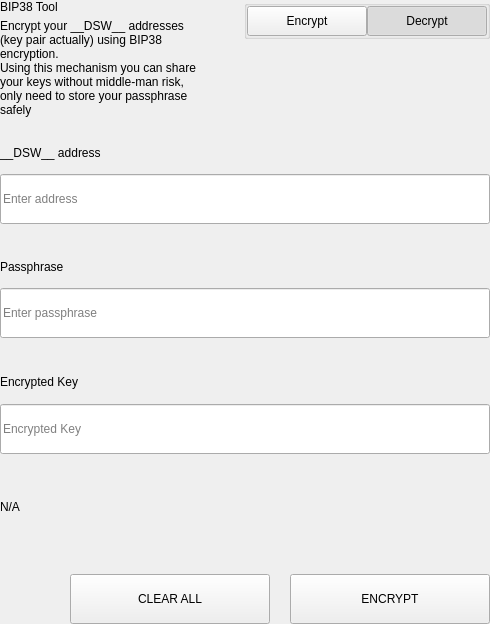
This is src/qt/pivx/settings/forms/settingsbittoolwidget.ui in decenomy/DSW as Qt 5 draws it before an edit. The edited form follows.
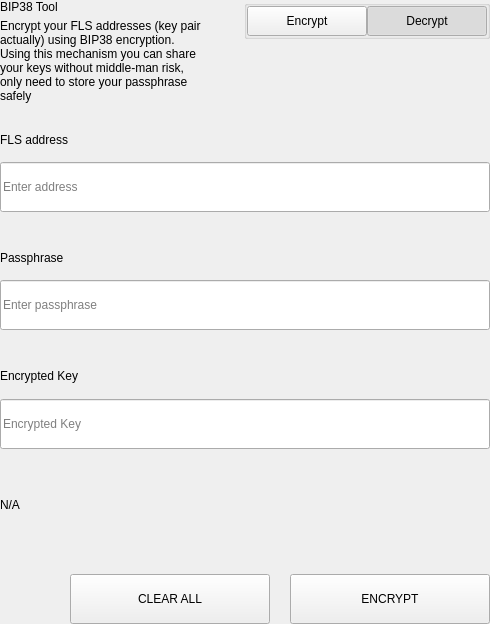
This is the edited form.

What changed in the file:
```diff
--- a/src/qt/pivx/settings/forms/settingsbittoolwidget.ui
+++ b/src/qt/pivx/settings/forms/settingsbittoolwidget.ui
@@ -69,7 +69,7 @@
             <item>
              <widget class="QLabel" name="labelSubtitle1">
               <property name="text">
-               <string>Encrypt your __DSW__ addresses (key pair actually) using BIP38 encryption.
+               <string>Encrypt your FLS addresses (key pair actually) using BIP38 encryption.
 Using this mechanism you can share your keys without middle-man risk, only need to store your passphrase safely</string>
               </property>
               <property name="wordWrap">
@@ -657,7 +657,7 @@
                   </size>
                  </property>
                  <property name="text">
-                  <string>__DSW__ address</string>
+                  <string>FLS address</string>
                  </property>
                 </widget>
                </item>
```
